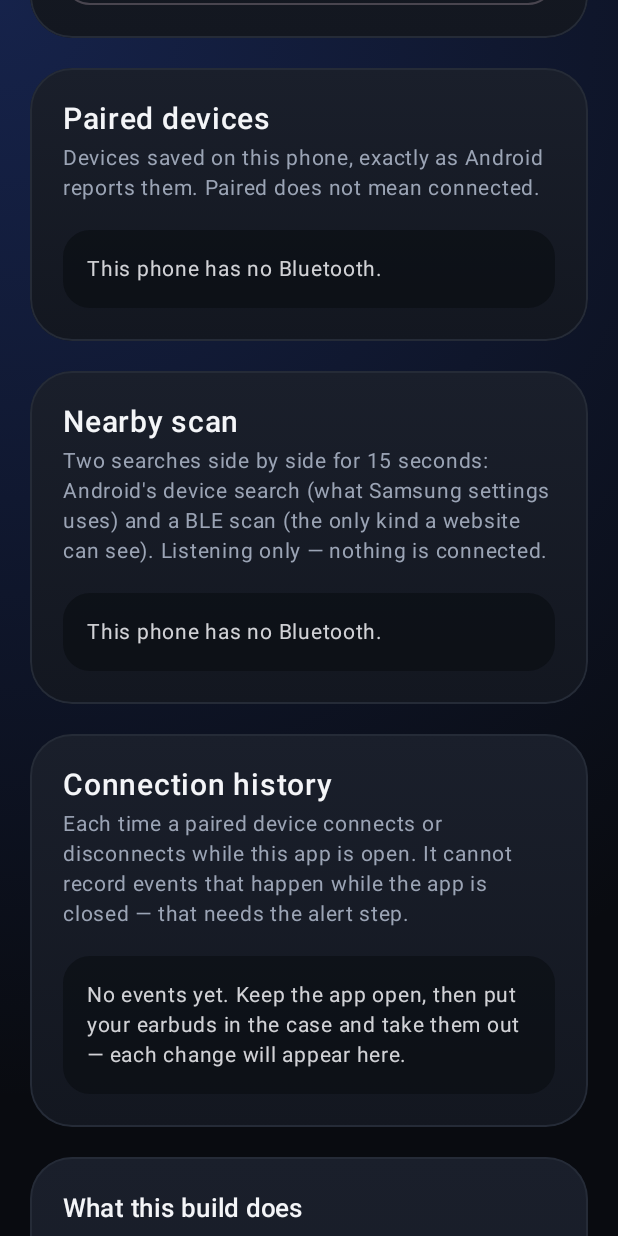
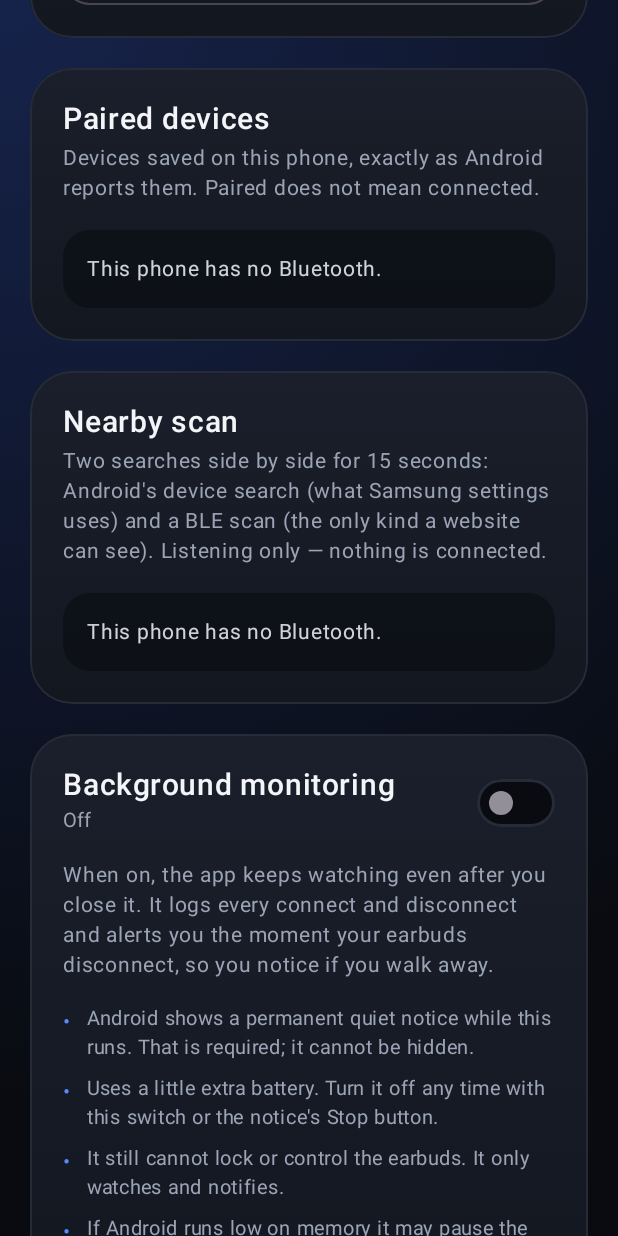
Before and after one commit to jacksonlumumba2026-web/Dark-web-lock, an Android app built with Jetpack Compose: the screen it shows after launch (MainActivity), scrolled down 576 dp, on a phone screen of 412 x 824 dp. Run offline under Robolectric (Android 15) with nearby library versions, the phone set to English and light mode, and no system bars.

Commit message:
Step 6: background monitoring and left-behind alert
Adds an opt-in foreground service (connectedDevice type) that keeps
watching A2DP/HFP connection changes after the app is closed. It logs
each connect/disconnect and raises a high-priority "left-behind"
alert on disconnect, while showing the permanent low-priority notice
Android requires, with a Stop action.

A switch on a new Monitoring card turns it on and off; the state
persists. Enabling it requests POST_NOTIFICATIONS on Android 13+ and
first ensures BLUETOOTH_CONNECT (needed to start the connected-device
service). The service stops cleanly if it cannot enter the foreground,
and the log de-dupes so app- and service-side observations of one
change never double up.

The card states the trade-offs plainly: the unavoidable notice, the
battery cost, that monitoring may pause under memory pressure, and
that it still cannot lock or control any device.

Co-Authored-By: Claude Opus 4.8 <noreply@anthropic.com>
Claude-Session: https://claude.ai/code/session_011Rgm8SZp6nFDkA3KiekJa4

```diff
--- a/android/app/build.gradle.kts
+++ b/android/app/build.gradle.kts
@@ -12,8 +12,8 @@ android {
         applicationId = "com.darkweblock.app"
         minSdk = 26
         targetSdk = 35
-        versionCode = 6
-        versionName = "0.5.0"
+        versionCode = 7
+        versionName = "0.6.0"
     }
 
     signingConfigs {
--- a/android/app/src/main/java/com/darkweblock/app/MainActivity.kt
+++ b/android/app/src/main/java/com/darkweblock/app/MainActivity.kt
@@ -64,6 +64,9 @@ class MainActivity : ComponentActivity() {
     /** Last connected/disconnected value witnessed per address, to detect transitions. */
     private val lastConnected = mutableMapOf<String, Boolean>()
 
+    private val monitoring = mutableStateOf(false)
+    private val notificationsAllowed = mutableStateOf(true)
+
     // Only used as "something changed" signals; state is always re-read from
     // the adapter rather than trusted from the broadcast.
     private val stateReceiver = object : BroadcastReceiver() {
@@ -104,6 +107,15 @@ class MainActivity : ComponentActivity() {
     private val requestPermissions =
         registerForActivityResult(ActivityResultContracts.RequestMultiplePermissions()) { refresh() }
 
+    private val requestNotifications =
+        registerForActivityResult(ActivityResultContracts.RequestPermission()) { granted ->
+            notificationsAllowed.value = granted || Build.VERSION.SDK_INT < Build.VERSION_CODES.TIRAMISU
+            // Start regardless: the service runs even if the alert channel is blocked,
+            // and the user is told alerts will be silent until they allow notifications.
+            MonitorService.start(applicationContext)
+            monitoring.value = true
+        }
+
     override fun onCreate(savedInstanceState: Bundle?) {
         super.onCreate(savedInstanceState)
         // Always light system-bar icons on a transparent bar: the app is dark even
@@ -128,6 +140,8 @@ class MainActivity : ComponentActivity() {
                     serviceLookups = serviceLookups,
                     connectionStatus = connectionStatus,
                     logEntries = logEntries.value,
+                    monitoring = monitoring.value,
+                    notificationsAllowed = notificationsAllowed.value,
                     scanner = scanner,
                     onRefresh = ::refresh,
                     onOpenBluetoothSettings = ::openBluetoothSettings,
@@ -141,6 +155,7 @@ class MainActivity : ComponentActivity() {
                     onShareScanReport = { share("Dark Web Lock nearby scan report", nearbyScanReport(scanner)) },
                     onClearLog = ::clearLog,
                     onShareLog = { share("Dark Web Lock connection history", connectionLogReport(logEntries.value)) },
+                    onSetMonitoring = ::setMonitoring,
                 )
             }
         }
@@ -190,6 +205,10 @@ class MainActivity : ComponentActivity() {
 
     private fun refresh() {
         status.value = readBluetoothStatus(this)
+        monitoring.value = MonitorService.isEnabled(this)
+        notificationsAllowed.value =
+            Build.VERSION.SDK_INT < Build.VERSION_CODES.TIRAMISU ||
+            checkSelfPermission(Manifest.permission.POST_NOTIFICATIONS) == PackageManager.PERMISSION_GRANTED
         connectPermission.value = readPermission(connectPermissions, KEY_ASKED_CONNECT)
         scanPermission.value = readPermission(scanPermissions, KEY_ASKED_SCAN)
         pairedDevices.value =
@@ -247,6 +266,30 @@ class MainActivity : ComponentActivity() {
     private fun clearLog() {
         connectionLog.clear()
         logEntries.value = emptyList()
+    }
+
+    private fun setMonitoring(enabled: Boolean) {
+        if (!enabled) {
+            MonitorService.stop(this)
+            monitoring.value = false
+            return
+        }
+        // The connected-device foreground service needs BLUETOOTH_CONNECT on
+        // Android 12+; without it the service cannot start. Ask for it first.
+        if (connectPermission.value != PermissionState.GRANTED) {
+            request(connectPermissions, KEY_ASKED_CONNECT)
+            return
+        }
+        // Android 13+ asks for notification permission so the required notice and
+        // the alerts can show. The service starts either way.
+        if (Build.VERSION.SDK_INT >= Build.VERSION_CODES.TIRAMISU &&
+            checkSelfPermission(Manifest.permission.POST_NOTIFICATIONS) != PackageManager.PERMISSION_GRANTED
+        ) {
+            requestNotifications.launch(Manifest.permission.POST_NOTIFICATIONS)
+            return
+        }
+        MonitorService.start(this)
+        monitoring.value = true
     }
 
     // Reading the paired list: Android 12+ needs "Nearby devices"; older versions
--- a/android/app/src/main/java/com/darkweblock/app/ui/HomeScreen.kt
+++ b/android/app/src/main/java/com/darkweblock/app/ui/HomeScreen.kt
@@ -49,6 +49,8 @@ fun HomeScreen(
     serviceLookups: Map<String, String>,
     connectionStatus: Map<String, ConnectionStatus>,
     logEntries: List<LogEntry>,
+    monitoring: Boolean,
+    notificationsAllowed: Boolean,
     scanner: NearbyScanner,
     onRefresh: () -> Unit,
     onOpenBluetoothSettings: () -> Unit,
@@ -62,6 +64,7 @@ fun HomeScreen(
     onShareScanReport: () -> Unit,
     onClearLog: () -> Unit,
     onShareLog: () -> Unit,
+    onSetMonitoring: (Boolean) -> Unit,
 ) {
     Box(
         Modifier
@@ -106,6 +109,12 @@ fun HomeScreen(
                 onStopScan = onStopScan,
                 onShareReport = onShareScanReport,
             )
+            MonitoringCard(
+                monitoring = monitoring,
+                notificationsAllowed = notificationsAllowed,
+                onSetMonitoring = onSetMonitoring,
+                onOpenAppSettings = onOpenAppSettings,
+            )
             ConnectionLogCard(
                 entries = logEntries,
                 onClear = onClearLog,
@@ -113,7 +122,7 @@ fun HomeScreen(
             )
             ScopeCard()
             Text(
-                "v0.5 · Step 5 · Test build",
+                "v0.6 · Step 6 · Test build",
                 color = Palette.Muted.copy(alpha = 0.6f),
                 fontSize = 12.sp,
                 letterSpacing = 1.sp,
--- /dev/null
+++ b/android/app/src/main/java/com/darkweblock/app/ui/MonitoringCard.kt
@@ -0,0 +1,85 @@
+package com.darkweblock.app.ui
+
+import androidx.compose.foundation.layout.Column
+import androidx.compose.foundation.layout.Row
+import androidx.compose.foundation.layout.Spacer
+import androidx.compose.foundation.layout.fillMaxWidth
+import androidx.compose.foundation.layout.height
+import androidx.compose.foundation.layout.padding
+import androidx.compose.foundation.layout.width
+import androidx.compose.material3.Switch
+import androidx.compose.material3.SwitchDefaults
+import androidx.compose.material3.Text
+import androidx.compose.runtime.Composable
+import androidx.compose.ui.Alignment
+import androidx.compose.ui.Modifier
+import androidx.compose.ui.text.font.FontWeight
+import androidx.compose.ui.unit.dp
+import androidx.compose.ui.unit.sp
+
+@Composable
+fun MonitoringCard(
+    monitoring: Boolean,
+    notificationsAllowed: Boolean,
+    onSetMonitoring: (Boolean) -> Unit,
+    onOpenAppSettings: () -> Unit,
+) {
+    Card {
+        Row(verticalAlignment = Alignment.CenterVertically) {
+            Column(Modifier.weight(1f)) {
+                Text("Background monitoring", color = Palette.Text, fontSize = 20.sp, fontWeight = FontWeight.SemiBold)
+                Text(
+                    if (monitoring) "On — watching for disconnects" else "Off",
+                    color = if (monitoring) Palette.Good else Palette.Muted,
+                    fontSize = 13.sp,
+                )
+            }
+            Spacer(Modifier.width(12.dp))
+            Switch(
+                checked = monitoring,
+                onCheckedChange = onSetMonitoring,
+                colors = SwitchDefaults.colors(
+                    checkedThumbColor = Palette.Text,
+                    checkedTrackColor = Palette.Accent,
+                    uncheckedTrackColor = Palette.Ink,
+                    uncheckedBorderColor = Palette.Stroke,
+                ),
+            )
+        }
+
+        Spacer(Modifier.height(14.dp))
+        Text(
+            "When on, the app keeps watching even after you close it. It logs every connect and " +
+                "disconnect and alerts you the moment your earbuds disconnect, so you notice if you walk away.",
+            color = Palette.Muted,
+            fontSize = 14.sp,
+            lineHeight = 20.sp,
+        )
+
+        Spacer(Modifier.height(12.dp))
+        listOf(
+            "Android shows a permanent quiet notice while this runs. That is required; it cannot be hidden.",
+            "Uses a little extra battery. Turn it off any time with this switch or the notice's Stop button.",
+            "It still cannot lock or control the earbuds. It only watches and notifies.",
+            "If Android runs low on memory it may pause the service until you reopen the app.",
+        ).forEach { Bullet(it) }
+
+        if (monitoring && !notificationsAllowed) {
+            Spacer(Modifier.height(14.dp))
+            Notice(
+                "Monitoring is running, but notifications are blocked, so you will not see alerts or the notice. " +
+                    "Allow notifications in app settings.",
+            )
+            Spacer(Modifier.height(12.dp))
+            PrimaryButton("Open app settings", onOpenAppSettings)
+        }
+    }
+}
+
+@Composable
+private fun Bullet(text: String) {
+    Row(Modifier.padding(vertical = 4.dp)) {
+        Text("•", color = Palette.Accent, fontSize = 14.sp, modifier = Modifier.width(16.dp))
+        Text(text, color = Palette.Muted, fontSize = 13.sp, lineHeight = 19.sp)
+    }
+}
--- /dev/null
+++ b/android/app/src/main/res/drawable/ic_stat_monitor.xml
@@ -0,0 +1,15 @@
+<?xml version="1.0" encoding="utf-8"?>
+<!-- Status-bar icon: must be a flat white silhouette on transparent. A padlock. -->
+<vector xmlns:android="http://schemas.android.com/apk/res/android"
+    android:width="24dp"
+    android:height="24dp"
+    android:viewportWidth="24"
+    android:viewportHeight="24"
+    android:tint="#FFFFFFFF">
+    <path
+        android:fillColor="#FFFFFFFF"
+        android:pathData="M12,2 A5,5 0 0,0 7,7 L7,9 L9,9 L9,7 A3,3 0 0,1 15,7 L15,9 L17,9 L17,7 A5,5 0 0,0 12,2 Z" />
+    <path
+        android:fillColor="#FFFFFFFF"
+        android:pathData="M6,10 A1.5,1.5 0 0,0 4.5,11.5 L4.5,20 A1.5,1.5 0 0,0 6,21.5 L18,21.5 A1.5,1.5 0 0,0 19.5,20 L19.5,11.5 A1.5,1.5 0 0,0 18,10 Z M12,13 A1.8,1.8 0 0,1 13,16.3 L13,18 L11,18 L11,16.3 A1.8,1.8 0 0,1 12,13 Z" />
+</vector>
```
Also changed, not shown: android/app/src/main/AndroidManifest.xml (+12 -0 lines), android/app/src/main/java/com/darkweblock/app/ConnectionLog.kt (+17 -2 lines), android/app/src/main/java/com/darkweblock/app/MonitorService.kt (added, +204 -0 lines).
